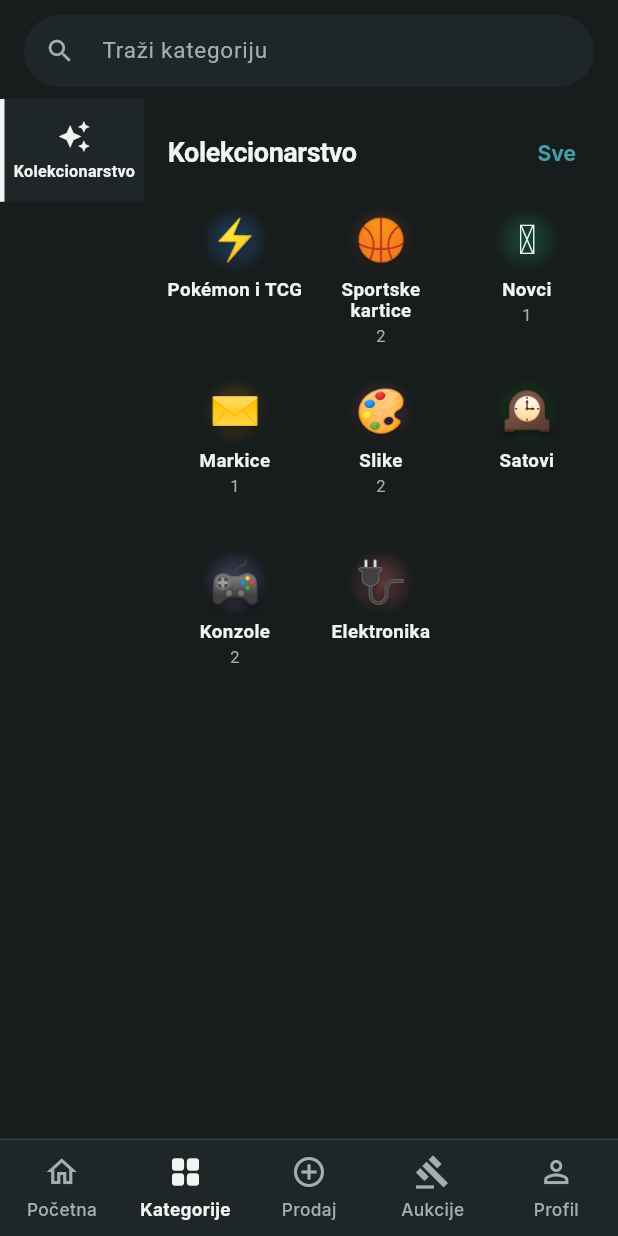
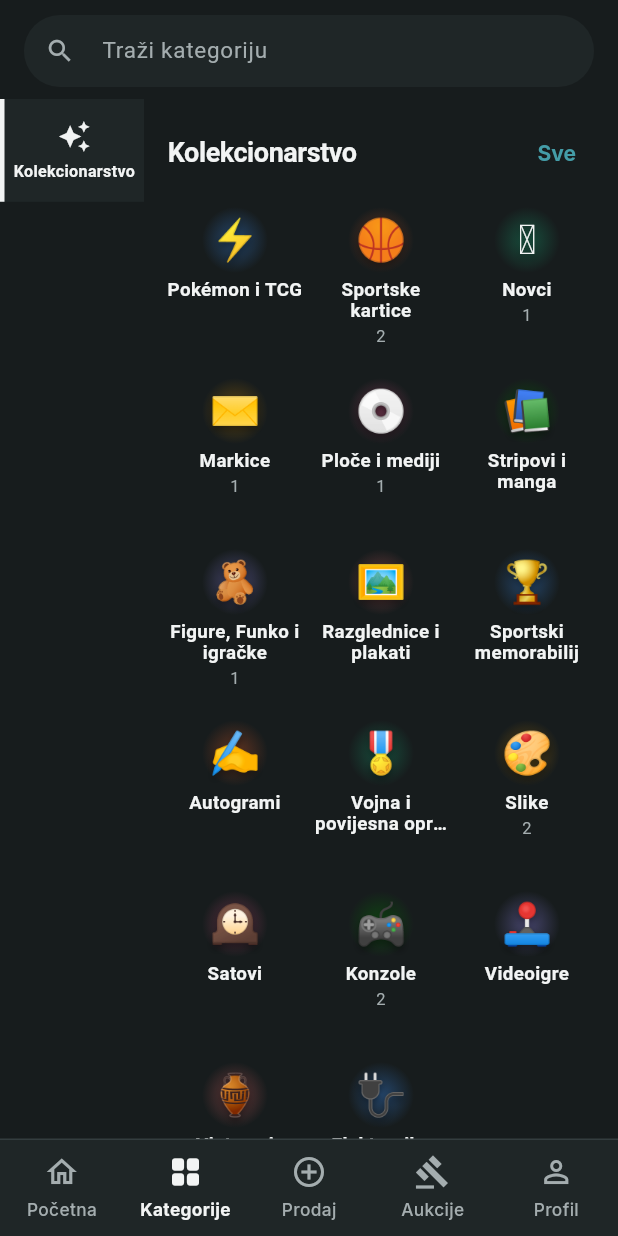
Before and after one commit to Karlo6546541/bot, a Flutter app: the screen it shows after launch, item 2 of the bottom bar chosen, on a phone screen of 412 x 824 dp. Run offline on Flutter 3.47's test engine with Material 3 defaults, Android fonts, the phone set to English and light mode, and no system bars; our stand-ins replace file_picker, flutter_riverpod, hive, hive_flutter, image_picker, qr_flutter and 3 more; missing offline and left inert: dart:js_interop, dart:ui_web, dart_webrtc, flutter_webrtc; accounts and stored records are empty.

Commit message:
Dodane kolekcionarske kategorije: Ploče, Stripovi, Figure, Razglednice i plakati (nova), Memorabilij, Autogrami, Vojna i povijesna oprema, Videoigre, Vintage i antikviteti
Co-Authored-By: Claude Sonnet 5.5 <noreply@anthropic.com>
Claude-Session: https://claude.ai/code/session_01PBov6w7Hus1Rp49XeCqhPo

```diff
--- a/loop_app/lib/l10n/en.dart
+++ b/loop_app/lib/l10n/en.dart
@@ -3568,6 +3568,8 @@ const kEn = <String, String>{
   'Fiksna cijena': 'Fixed price',
   'Objavi oglas': 'Post listing',
   'Oglas je objavljen': 'Listing posted',
+  'Razglednice i plakati': 'Postcards and posters',
+  'Razglednica ili plakat': 'Postcard or poster',
   'Zakaži show': 'Schedule a show',
   'Otprema': 'Shipping',
   'Nema paketa za predaju': 'No parcels to hand over',
--- a/loop_app/lib/models/device.dart
+++ b/loop_app/lib/models/device.dart
@@ -58,6 +58,11 @@ enum DeviceCategory {
   ),
   memorabilia('Sportski memorabilij', 'Memorabilij', ItemSection.collectibles),
   autographs('Autogrami', 'Autogram', ItemSection.collectibles),
+  postcards(
+    'Razglednice i plakati',
+    'Razglednica ili plakat',
+    ItemSection.collectibles,
+  ),
 
   // Hobiji
   sport('Sportska oprema', 'Sport', ItemSection.hobbies),
@@ -65,7 +70,7 @@ enum DeviceCategory {
   books('Knjige', 'Knjiga', ItemSection.hobbies),
   boardGames('Društvene igre', 'Društvena igra', ItemSection.hobbies),
   models('Modeli i LEGO', 'Model', ItemSection.hobbies),
-  videoGames('Videoigre', 'Videoigra', ItemSection.hobbies),
+  videoGames('Videoigre', 'Videoigra', ItemSection.collectibles),
   cycling('Biciklizam', 'Bicikl', ItemSection.hobbies),
   fishing('Ribolov', 'Ribolovna oprema', ItemSection.hobbies),
   camping(
@@ -88,7 +93,7 @@ enum DeviceCategory {
 
   // Dom i vintage
   homeDecor('Dom i dekor', 'Za dom', ItemSection.home),
-  vintage('Vintage i antikviteti', 'Vintage', ItemSection.home),
+  vintage('Vintage i antikviteti', 'Vintage', ItemSection.collectibles),
   beauty('Ljepota i njega', 'Ljepota', ItemSection.home),
   kids('Dječje stvari', 'Za djecu', ItemSection.home),
   furniture('Namještaj', 'Namještaj', ItemSection.home),
@@ -148,9 +153,18 @@ enum DeviceCategory {
     cards,
     coins,
     stamps,
+    vinyl,
+    comics,
+    figures,
+    postcards,
+    memorabilia,
+    autographs,
+    militaria,
     paintings,
     watches,
     console,
+    videoGames,
+    vintage,
     other,
   ];
 
@@ -594,6 +608,10 @@ const _categoryHints = <(String, DeviceCategory)>[
   ),
   (r'kovanic|novčanic|\bkun[ae]\b|zlatnik|numizmat', DeviceCategory.coins),
   (r'poštansk|\bmarke?\b|filatel', DeviceCategory.stamps),
+  (r'razglednic|plakat|tiskovin|bon\b|postcard', DeviceCategory.postcards),
+  (r'autogram|potpisan', DeviceCategory.autographs),
+  (r'dres\b|memorabil|navijač|ulaznica za utakmic', DeviceCategory.memorabilia),
+  (r'znač[ak]|medalj|odličj|vojn|šljem|uniform', DeviceCategory.militaria),
   (r'funko|figur|akcijsk|barbie|igračk|plišan', DeviceCategory.figures),
   (r'gramofonsk|vinil|vinyl|\blp\b|\bcd\b|kazet|ploča', DeviceCategory.vinyl),
   (r'lego|maket|model auta|modelarstvo', DeviceCategory.models),
--- a/loop_app/lib/widgets/category_style.dart
+++ b/loop_app/lib/widgets/category_style.dart
@@ -68,6 +68,7 @@ extension CategoryStyle on DeviceCategory {
     DeviceCategory.comics => Icons.auto_stories,
     DeviceCategory.coins => Icons.monetization_on_outlined,
     DeviceCategory.stamps => Icons.local_post_office_outlined,
+    DeviceCategory.postcards => Icons.photo_library_outlined,
     DeviceCategory.figures => Icons.smart_toy_outlined,
     DeviceCategory.vinyl => Icons.album,
     DeviceCategory.sport => Icons.directions_bike,
@@ -218,6 +219,7 @@ extension CategoryEmoji on DeviceCategory {
     DeviceCategory.comics => '📚',
     DeviceCategory.coins => '🪙',
     DeviceCategory.stamps => '✉️',
+    DeviceCategory.postcards => '🖼️',
     DeviceCategory.figures => '🧸',
     DeviceCategory.vinyl => '💿',
     DeviceCategory.sport => '⚽',
```
Also changed, not shown: 1 other file.
